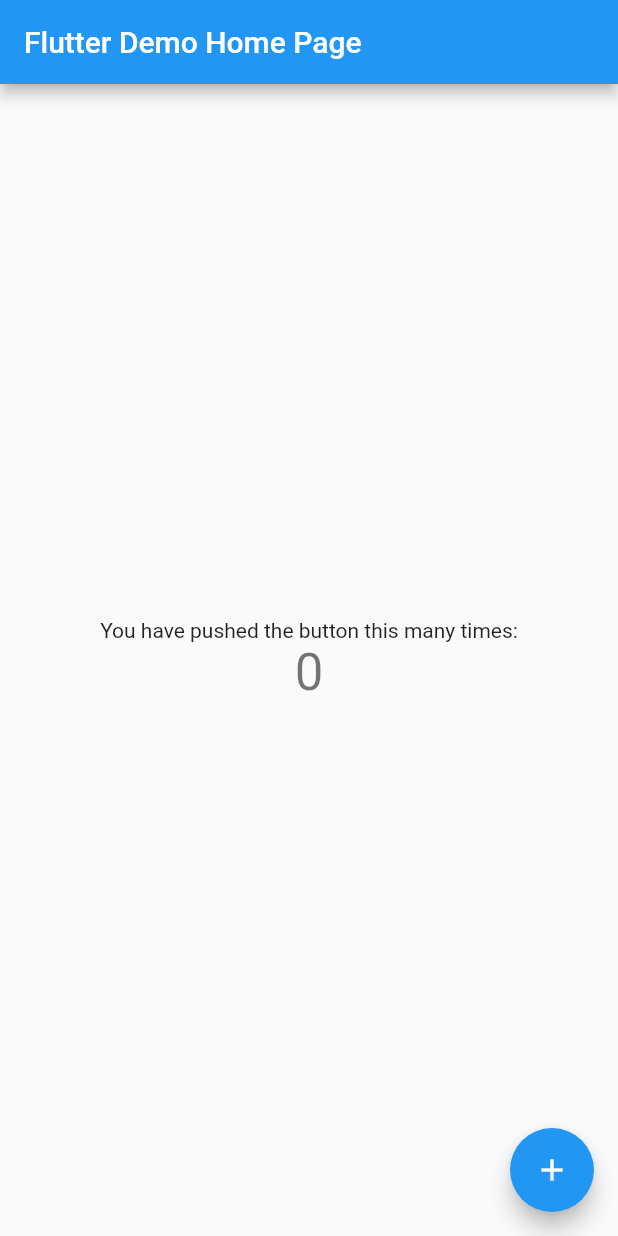
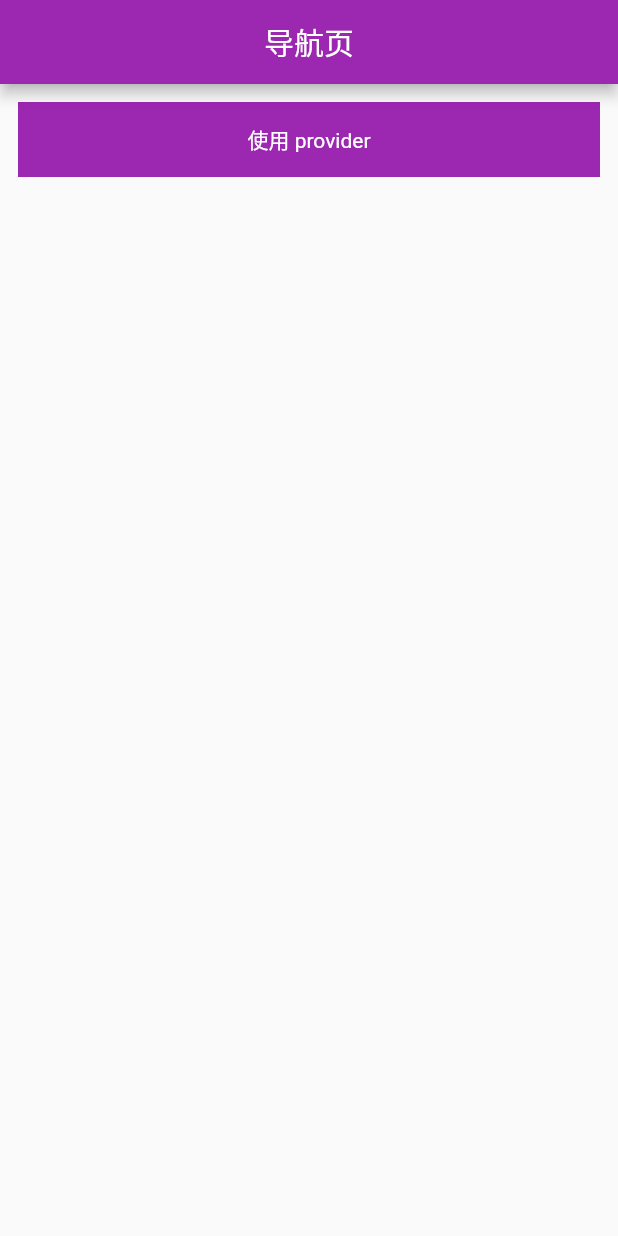
Before and after one commit to lemontreelemon/flearn, a Flutter app: the screen it shows after launch, on a phone screen of 412 x 824 dp. Run offline on Flutter 3.47's test engine with Material 2 defaults, Android fonts, the phone set to English and light mode, and no system bars.

Commit message:
初始页面

```diff
--- a/lib/main.dart
+++ b/lib/main.dart
@@ -1,3 +1,5 @@
+import 'package:flearn/route/custom_page_route.dart';
+import 'package:flearn/route/route.dart';
 import 'package:flutter/material.dart';
 
 void main() => runApp(const MyApp());
@@ -8,97 +10,67 @@ class MyApp extends StatelessWidget {
   // This widget is the root of your application.
   @override
   Widget build(BuildContext context) {
+    return FutureBuilder(initialData: _getTime()
+    ,builder: (context,snapshot){
           return MaterialApp(
             title: 'Flutter Demo',
+            initialRoute:"/" ,
+            onGenerateRoute:(routeSetting){
+              var routers = getRouters();
+              var builder = routers[routeSetting.name];
+              if(builder != null){
+                return CustomPageRoute(
+                  settings: routeSetting,
+                  child: builder(context)
+                );
+              }
+            } ,
             theme: ThemeData(
-        primarySwatch: Colors.blue,
+              primarySwatch: Colors.purple,
             ),
-      home: const MyHomePage(title: 'Flutter Demo Home Page'),
+            home: const MyHomePage(),
           );
+    });
+  }
+
+  _getTime() async{
+    print("lwg 初始化操作");
   }
 }
 
 class MyHomePage extends StatefulWidget {
-  const MyHomePage({super.key, required this.title});
-
-  // This widget is the home page of your application. It is stateful, meaning
-  // that it has a State object (defined below) that contains fields that affect
-  // how it looks.
-
-  // This class is the configuration for the state. It holds the values (in this
-  // case the title) provided by the parent (in this case the App widget) and
-  // used by the build method of the State. Fields in a Widget subclass are
-  // always marked "final".
-
-  final String title;
-
+  const MyHomePage({super.key});
   @override
   State<MyHomePage> createState() => _MyHomePageState();
 }
 
 class _MyHomePageState extends State<MyHomePage> {
-  int _counter = 0;
-
-  void _incrementCounter() {
-    setState(() {
-      // This call to setState tells the Flutter framework that something has
-      // changed in this State, which causes it to rerun the build method below
-      // so that the display can reflect the updated values. If we changed
-      // _counter without calling setState(), then the build method would not be
-      // called again, and so nothing would appear to happen.
-      _counter++;
-    });
-  }
-
   @override
   Widget build(BuildContext context) {
-    // This method is rerun every time setState is called, for instance as done
-    // by the _incrementCounter method above.
-    //
-    // The Flutter framework has been optimized to make rerunning build methods
-    // fast, so that you can just rebuild anything that needs updating rather
-    // than having to individually change instances of widgets.
    return Scaffold(
      appBar: AppBar(
-        // Here we take the value from the MyHomePage object that was created by
-        // the App.build method, and use it to set our appbar title.
-        title: Text(widget.title),
+       centerTitle: true,
+       title: const Text("导航页"),
      ),
-      body: Center(
-        // Center is a layout widget. It takes a single child and positions it
-        // in the middle of the parent.
-        child: Column(
-          // Column is also a layout widget. It takes a list of children and
-          // arranges them vertically. By default, it sizes itself to fit its
-          // children horizontally, and tries to be as tall as its parent.
-          //
-          // Invoke "debug painting" (press "p" in the console, choose the
-          // "Toggle Debug Paint" action from the Flutter Inspector in Android
-          // Studio, or the "Toggle Debug Paint" command in Visual Studio Code)
-          // to see the wireframe for each widget.
-          //
-          // Column has various properties to control how it sizes itself and
-          // how it positions its children. Here we use mainAxisAlignment to
-          // center the children vertically; the main axis here is the vertical
-          // axis because Columns are vertical (the cross axis would be
-          // horizontal).
-          mainAxisAlignment: MainAxisAlignment.center,
-          children: <Widget>[
-            const Text(
-              'You have pushed the button this many times:',
+     body: ListView(
+       children: [
+         GestureDetector(
+           onTap: (){
+             Navigator.of(context).pushNamed("/provider/home");
+           },
+           child: Container(
+            color: Colors.purple,
+             alignment: Alignment.center,
+             margin: EdgeInsets.all(12),
+             height: 50,
+             child: Text(
+               "使用 provider",
+               style: TextStyle(color: Colors.white),
              ),
-            Text(
-              '$_counter',
-              style: Theme.of(context).textTheme.headlineMedium,
+           ),
          ),
        ],
      ),
-      ),
-      floatingActionButton: FloatingActionButton(
-        onPressed: _incrementCounter,
-        tooltip: 'Increment',
-        child: const Icon(Icons.add),
-      ), // This trailing comma makes auto-formatting nicer for build methods.
    );
   }
 }
--- /dev/null
+++ b/lib/route/custom_page_route.dart
@@ -0,0 +1,26 @@
+
+import 'package:flutter/cupertino.dart';
+
+class CustomPageRoute<T> extends PageRouteBuilder<T> {
+  final Widget child;
+
+  CustomPageRoute({RouteSettings? settings, required Widget this.child}) :super(
+    settings: settings,
+    pageBuilder: (context, animation, secondaryAnimation) => child,
+    // transitionsBuilder: (context, animation, secondaryAnimation, child) =>
+    //     SlideTransition(
+    //       position: Tween(
+    //           begin: Offset(1.0, 0.0),
+    //           end: Offset.zero
+    //       ).animate(CurvedAnimation(parent: animation, curve: Curves.linear)),
+    //       child: SlideTransition(
+    //         position: Tween(
+    //             begin: Offset.zero,
+    //             end: Offset(-1.0, 0.0)
+    //         ).animate(CurvedAnimation(parent: animation, curve: Curves.linear)),
+    //         child: child,
+    //       ),
+    //     ),
+    // transitionDuration: Duration(microseconds: 300)
+  );
+}
```
Also changed, not shown: lib/inheritedpak/counter_inherited.dart (added, +13 -0 lines), lib/inheritedpak/inherited_home.dart (added, +40 -0 lines), lib/provider/privoder_home.dart (added, +43 -0 lines), lib/route/route.dart (added, +14 -0 lines), 1 other file. Lines whose indentation alone changed are shown as unchanged.
